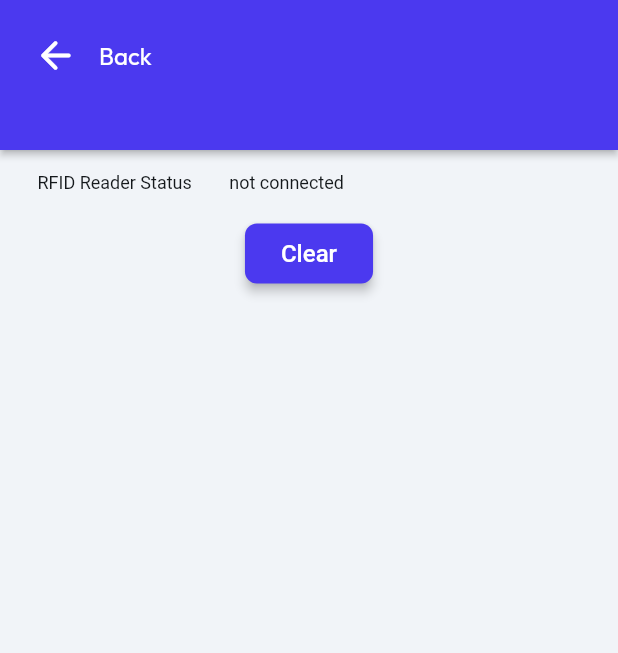
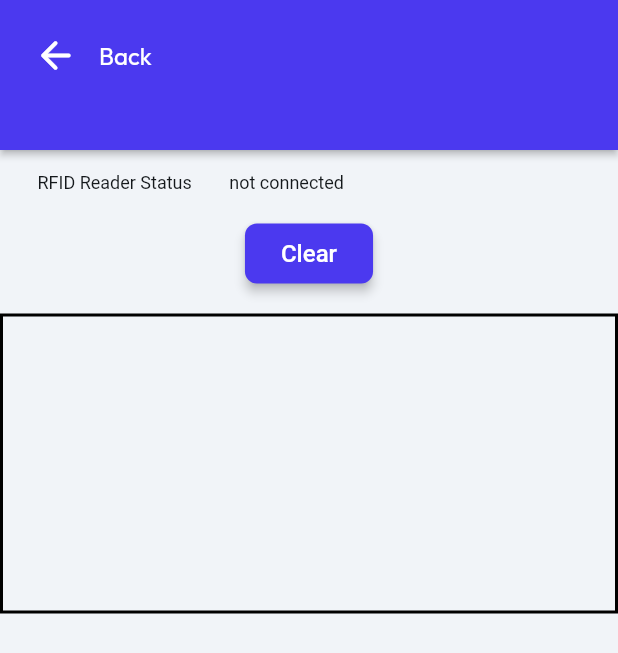
Before and after one commit to haitham-khairy/flutterflow, a Flutter app: the screen it shows after launch, on a phone screen of 412 x 824 dp. Shown: the top 653 px of the screen. Run offline on Flutter 3.47's test engine with Material 3 defaults, Android fonts, the phone set to English and light mode, and no system bars; drawn by our look-alikes of auto_size_text; our stand-ins replace equatable, flutter_svg, font_awesome_flutter, from_css_color, go_router, google_fonts and 4 more; missing offline and left inert: dart:ffi, json_path, mime_type, zebra_rfid_sdk_plugin; accounts and stored records are empty; Roboto replaces fonts that are missing (Readex Pro).

Commit message:
Updating to latest FlutterFlow output.

```diff
--- a/lib/pages/rfidreading/rfidreading_widget.dart
+++ b/lib/pages/rfidreading/rfidreading_widget.dart
@@ -231,12 +231,18 @@ class _RfidreadingWidgetState extends State<RfidreadingWidget> {
                     ],
                   ),
                 ),
-                SingleChildScrollView(
+                Expanded(
+                  child: SingleChildScrollView(
                     child: Column(
                       mainAxisSize: MainAxisSize.max,
                       children: [
-                      SizedBox(
+                        Container(
                           height: 200.0,
+                          decoration: BoxDecoration(
+                            border: Border.all(
+                              width: 2.0,
+                            ),
+                          ),
                           child: Padding(
                             padding: const EdgeInsetsDirectional.fromSTEB(
                                 15.0, 0.0, 15.0, 0.0),
@@ -267,7 +273,8 @@ class _RfidreadingWidgetState extends State<RfidreadingWidget> {
                                             context: context,
                                             builder: (alertDialogContext) {
                                               return AlertDialog(
-                                              content: Text((_model.apiResult8g9
+                                                content: Text((_model
+                                                            .apiResult8g9
                                                             ?.jsonBody ??
                                                         '')
                                                     .toString()),
@@ -287,7 +294,8 @@ class _RfidreadingWidgetState extends State<RfidreadingWidget> {
                                             context: context,
                                             builder: (alertDialogContext) {
                                               return AlertDialog(
-                                              content: Text((_model.apiResult8g9
+                                                content: Text((_model
+                                                            .apiResult8g9
                                                             ?.statusCode ??
                                                         200)
                                                     .toString()),
@@ -348,7 +356,8 @@ class _RfidreadingWidgetState extends State<RfidreadingWidget> {
                             ),
                           ),
                         ),
-                    ],
+                      ].divide(const SizedBox(height: 0.0)),
+                    ),
                   ),
                 ),
               ].divide(const SizedBox(height: 5.0)),
```
Lines whose indentation alone changed are shown as unchanged.
